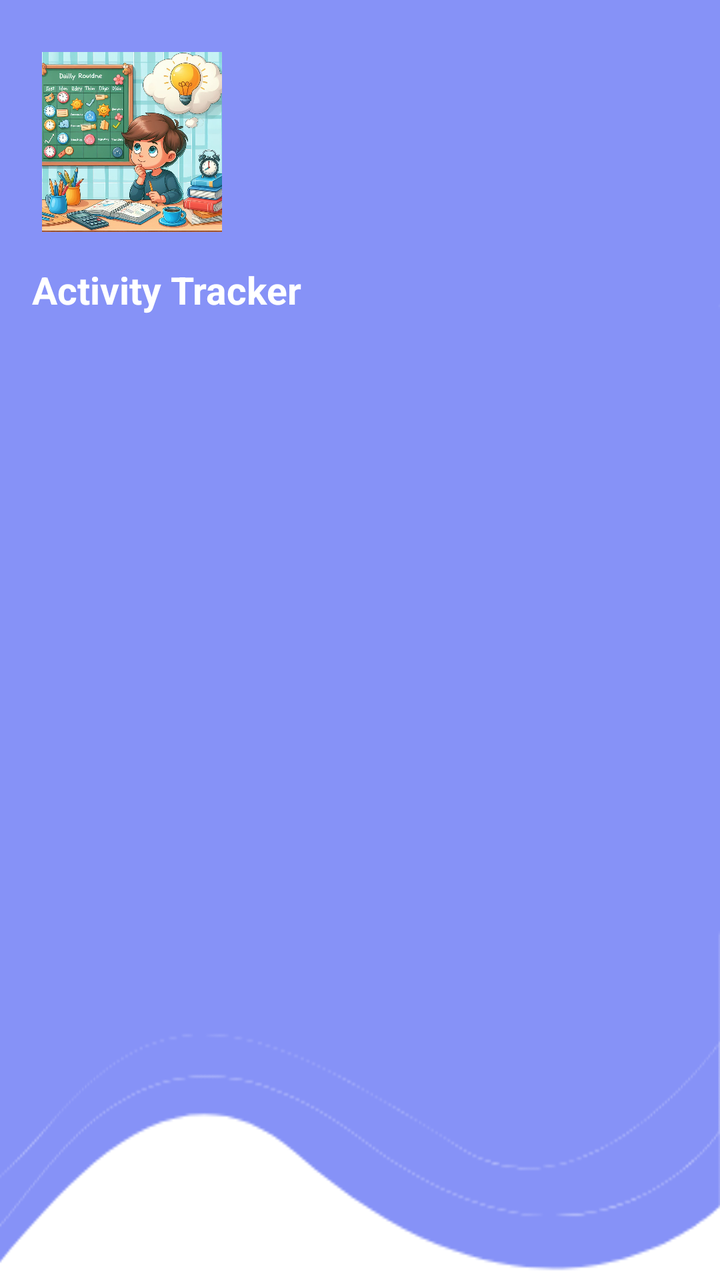
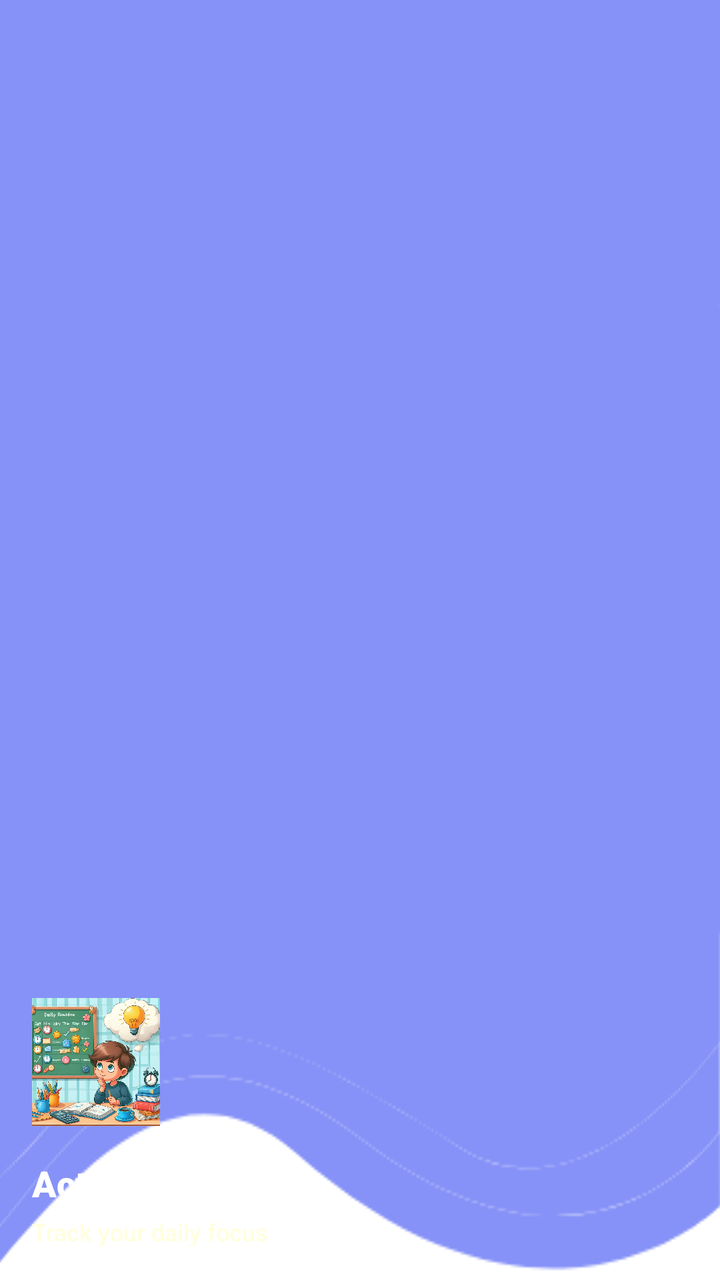

Compare the two renders of this Android layout. The source of the first and the diff that turns it into the second are given below.
<!-- AndroidManifest.xml: application theme Theme.ActivityTracker -->
<!-- res/layout/nav_header.xml -->
<?xml version="1.0" encoding="utf-8"?>
<LinearLayout
    xmlns:android="http://schemas.android.com/apk/res/android"
    android:orientation="vertical"
    android:layout_width="match_parent"
    android:layout_height="250dp"
    android:padding="16dp"
    android:theme="@style/Base.Theme.ActivityTracker"
    android:background="@drawable/headerbkg"
    android:layout_margin="9dp">

    <ImageView
        android:layout_width="100dp"
        android:layout_height="90dp"
        android:src="@drawable/icon"
        android:layout_marginTop="10dp"
        android:layout_marginBottom="16dp"/>

    <TextView
        android:layout_width="wrap_content"
        android:layout_height="wrap_content"
        android:text="Activity Tracker"
        android:textColor="@color/white"
        android:textSize="19sp"
        android:textStyle="bold"
        android:layout_marginBottom="8dp"/>
</LinearLayout>
<!-- resources referenced by this layout -->
<resources>
  <color name="white">#FFFFFFFF</color>
  <!-- drawable headerbkg: png bitmap (drawable, 9795 bytes) -->
  <!-- drawable icon: jpg bitmap (drawable, 198992 bytes) -->
  <style name="Base.Theme.ActivityTracker" parent="Theme.Material3.DayNight.NoActionBar">
          
          
  
          <item name="colorPrimary">@color/colorRoyalBlue</item>
          <item name="colorPrimaryVariant">@color/colorDodgerBlue</item>
          <item name="colorOnPrimary">@color/white</item>
          
          <item name="colorSecondary">@color/colorRoyalBlue</item>
          <item name="colorSecondaryVariant">@color/colorLightYellow</item>
          <item name="colorOnSecondary">@color/black</item>
          
          <item name="android:statusBarColor">@color/colorBoundaryBlue</item>
      </style>
  <style name="Theme.ActivityTracker" parent="Base.Theme.ActivityTracker" />
  <color name="colorRoyalBlue">#4169E1</color>
  <color name="colorDodgerBlue">#1E90FF</color>
  <color name="colorLightYellow">#FFFFE0</color>
  <color name="black">#FF000000</color>
  <color name="colorBoundaryBlue">#1E88E5</color>
</resources>

<!-- the commit's change to res/layout/nav_header.xml (unified diff, before → after) -->
@@ -1,27 +1,41 @@
 <?xml version="1.0" encoding="utf-8"?>
 <LinearLayout
     xmlns:android="http://schemas.android.com/apk/res/android"
+    android:layout_width="match_parent"
+    android:layout_height="@dimen/nav_header_height"
     android:orientation="vertical"
-    android:layout_width="match_parent"
-    android:layout_height="250dp"
-    android:padding="16dp"
-    android:theme="@style/Base.Theme.ActivityTracker"
+    android:padding="@dimen/padding_large"
+    android:gravity="bottom"
     android:background="@drawable/headerbkg"
-    android:layout_margin="9dp">
+    android:theme="@style/Base.Theme.ActivityTracker">
 
+    
     <ImageView
-        android:layout_width="100dp"
-        android:layout_height="90dp"
+        android:layout_width="@dimen/nav_header_icon_size"
+        android:layout_height="@dimen/nav_header_icon_height"
         android:src="@drawable/icon"
-        android:layout_marginTop="10dp"
-        android:layout_marginBottom="16dp"/>
+        android:contentDescription="@string/cd_app_icon"
+        android:layout_marginTop="@dimen/margin_medium"
+        android:layout_marginBottom="@dimen/margin_large" />
 
+    
     <TextView
         android:layout_width="wrap_content"
         android:layout_height="wrap_content"
-        android:text="Activity Tracker"
+        android:text="@string/nav_header_title"
         android:textColor="@color/white"
-        android:textSize="19sp"
+        android:textSize="@dimen/text_size_title"
+        android:fontFamily="sans-serif-black"
         android:textStyle="bold"
-        android:layout_marginBottom="8dp"/>
+        android:layout_marginBottom="@dimen/margin_tiny" />
+
+    
+    <TextView
+        android:layout_width="wrap_content"
+        android:layout_height="wrap_content"
+        android:text="@string/nav_header_subtitle"
+        android:textColor="@color/colorLightYellow"
+        android:textSize="@dimen/text_size_caption"
+        android:fontFamily="sans-serif-medium" />
+
 </LinearLayout>
<!-- resource entries referenced after the edit -->
@@ -1,8 +1,20 @@
 <!-- resources referenced by this layout -->
 <resources>
   <color name="white">#FFFFFFFF</color>
+  <dimen name="margin_large">16dp</dimen>
+  <dimen name="margin_medium">12dp</dimen>
+  <dimen name="margin_tiny">4dp</dimen>
+  <dimen name="nav_header_height">180dp</dimen>
+  <dimen name="nav_header_icon_height">65dp</dimen>
+  <dimen name="nav_header_icon_size">64dp</dimen>
+  <dimen name="padding_large">16dp</dimen>
+  <dimen name="text_size_caption">12sp</dimen>
+  <dimen name="text_size_title">18sp</dimen>
   <!-- drawable headerbkg: png bitmap (drawable, 9795 bytes) -->
   <!-- drawable icon: jpg bitmap (drawable, 198992 bytes) -->
+  <string name="cd_app_icon">App Logo</string>
+  <string name="nav_header_subtitle">Track your daily focus</string>
+  <string name="nav_header_title">Activity Tracker</string>
   <style name="Base.Theme.ActivityTracker" parent="Theme.Material3.DayNight.NoActionBar">
           
           
@@ -21,7 +33,7 @@
   <color name="colorRoyalBlue">#4169E1</color>
   <color name="colorDodgerBlue">#1E90FF</color>
   <color name="colorLightYellow">#FFFFE0</color>
-  <color name="black">#FF000000</color>
+  <color name="black">#FF1A1C1E</color>
   <color name="colorBoundaryBlue">#1E88E5</color>
 </resources>
 
